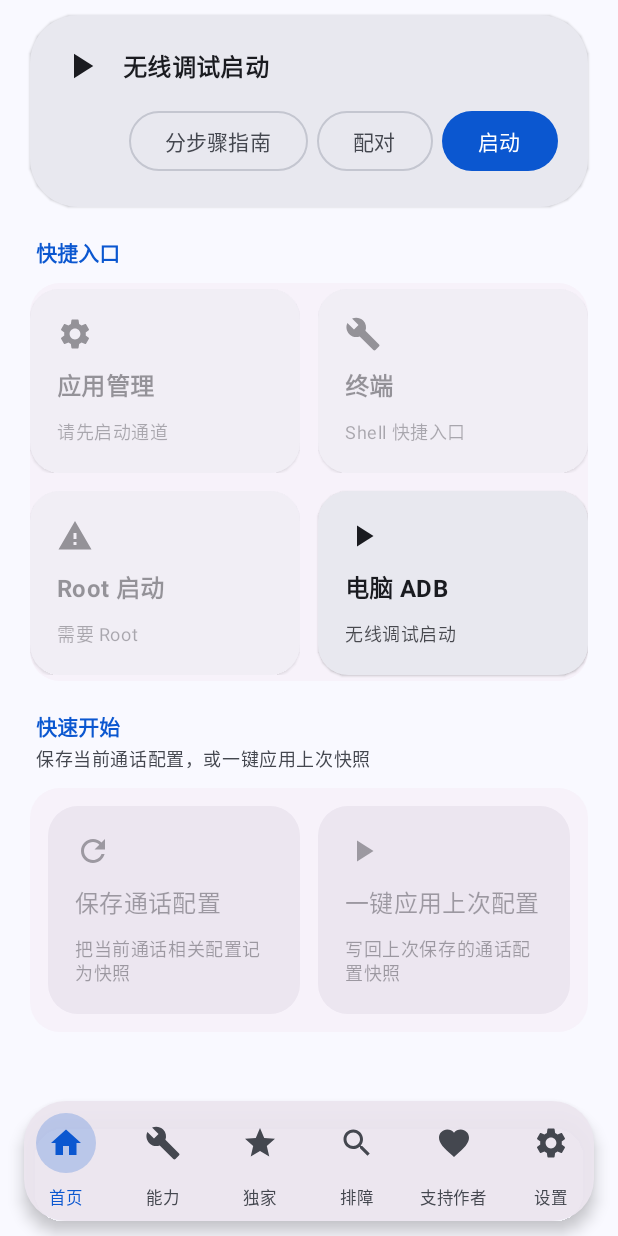
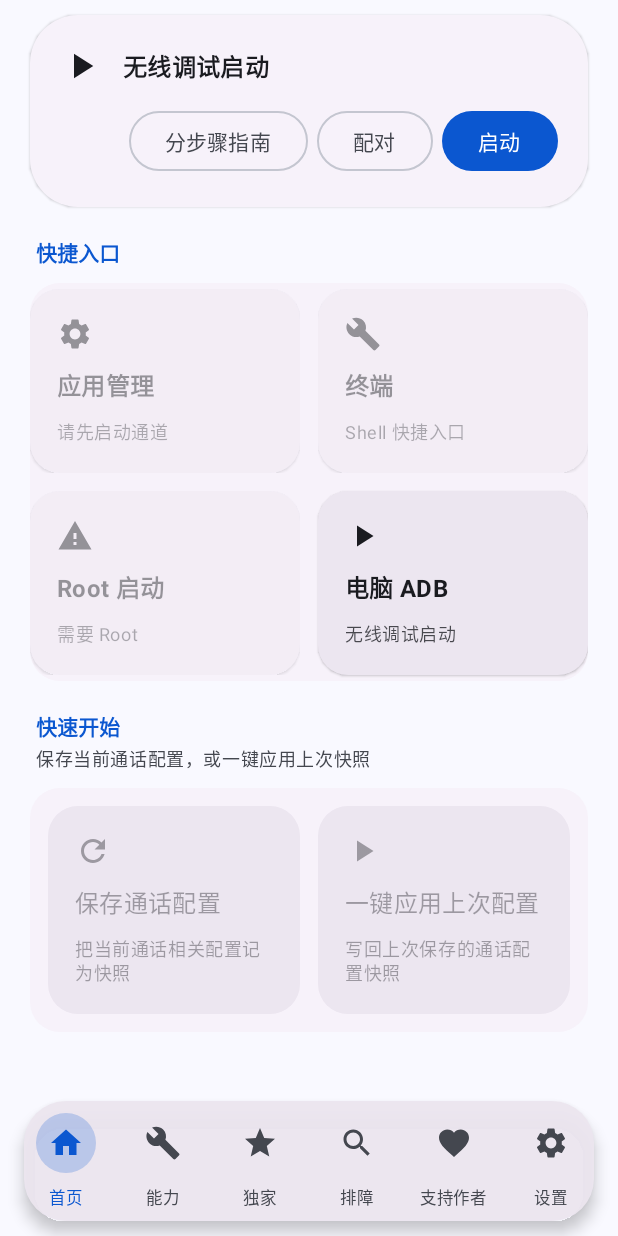
Before and after one commit to asrtroh-netizen/OneIms, an Android app built with Jetpack Compose: the screen it shows after launch (MainActivity), scrolled down 348 dp, on a phone screen of 412 x 824 dp. Run offline under Robolectric (Android 15) with nearby library versions, the phone set to English and light mode, and no system bars; libraries missing offline, so code that uses them is left out: org.lsposed.hiddenapibypass; pictures from the network do not load; 14 statements that could not run were skipped.

Commit message:
fix(onekuku): copy home colors from forked Shizuku sources only
Wire hero/app accents from thedjchi-Shizuku colors.xml and use surfaceContainerLow/High for cards and tiles instead of invented hard colors.

Co-authored-by: Cursor <cursoragent@cursor.com>

```diff
--- a/app/src/main/java/com/oneims/app/ui/OneKukuShizukuStyleHome.kt
+++ b/app/src/main/java/com/oneims/app/ui/OneKukuShizukuStyleHome.kt
@@ -57,14 +57,14 @@ fun OneKukuShizukuStyleStatusHero(
         OneKukuCardState.INACTIVE -> HeroVisual.INACTIVE
     }
     val containerColor = when (hero) {
-        HeroVisual.INACTIVE -> ShizukuHomePalette.heroInactiveBg
-        HeroVisual.ACTIVATING -> ShizukuHomePalette.heroActivatingBg
-        HeroVisual.READY -> ShizukuHomePalette.heroReadyBg
+        HeroVisual.INACTIVE -> ShizukuHomePalette.heroInactiveBg()
+        HeroVisual.ACTIVATING -> ShizukuHomePalette.heroActivatingBg()
+        HeroVisual.READY -> ShizukuHomePalette.heroReadyBg()
     }
     val contentColor = when (hero) {
-        HeroVisual.INACTIVE -> ShizukuHomePalette.heroInactiveFg
-        HeroVisual.ACTIVATING -> ShizukuHomePalette.heroActivatingFg
-        HeroVisual.READY -> ShizukuHomePalette.heroReadyFg
+        HeroVisual.INACTIVE -> ShizukuHomePalette.heroInactiveFg()
+        HeroVisual.ACTIVATING -> ShizukuHomePalette.heroActivatingFg()
+        HeroVisual.READY -> ShizukuHomePalette.heroReadyFg()
     }
     val title = when (hero) {
         HeroVisual.READY -> stringResource(R.string.channel_display_name)
@@ -246,7 +246,7 @@ fun OneKukuWirelessStartCard(
     Surface(
         modifier = Modifier.fillMaxWidth(),
         shape = MaterialTheme.shapes.extraLarge,
-        color = ShizukuHomePalette.tileSurface(),
+        color = ShizukuHomePalette.cardSurface(),
         tonalElevation = 1.dp,
         shadowElevation = 1.dp,
     ) {
@@ -286,10 +286,10 @@ fun OneKukuWirelessStartCard(
                     onClick = onStart,
                     enabled = startEnabled,
                     colors = ButtonDefaults.buttonColors(
-                        containerColor = ShizukuHomePalette.accent,
-                        contentColor = ShizukuHomePalette.onAccent,
-                        disabledContainerColor = ShizukuHomePalette.accent.copy(alpha = 0.38f),
-                        disabledContentColor = ShizukuHomePalette.onAccent.copy(alpha = 0.70f),
+                        containerColor = ShizukuHomePalette.accent(),
+                        contentColor = ShizukuHomePalette.onAccent(),
+                        disabledContainerColor = ShizukuHomePalette.accent().copy(alpha = 0.38f),
+                        disabledContentColor = ShizukuHomePalette.onAccent().copy(alpha = 0.70f),
                     ),
                 ) {
                     Text(stringResource(R.string.onekuku_home_wireless_start))
--- a/app/src/main/java/com/oneims/app/ui/ShizukuHomePalette.kt
+++ b/app/src/main/java/com/oneims/app/ui/ShizukuHomePalette.kt
@@ -3,38 +3,52 @@ package com.oneims.app.ui
 import androidx.compose.material3.MaterialTheme
 import androidx.compose.runtime.Composable
 import androidx.compose.ui.graphics.Color
-import androidx.compose.ui.graphics.luminance
+import androidx.compose.ui.res.colorResource
+import com.oneims.app.R
 
 /**
- * 邻仓 `_forks/thedjchi-Shizuku` 首页色板（硬色）。
- * 用 surface 亮度判断明暗，跟 App 内主题开关一致（不单看系统 isSystemInDarkTheme）。
+ * 严格映射邻仓 Shizuku 本地资源（勿自造色值）。
+ *
+ * 真源：
+ * - `.../values/colors.xml`（hero_* / app_color_*）
+ * - `home_item_container.xml` → `?colorSurfaceContainerLow`
+ * - `bg_action_tile.xml` → `?colorSurfaceContainerHigh`
+ * - `themes.xml` → primary = app_color_light / app_color_dark（由 [Theme] 注入）
  */
 object ShizukuHomePalette {
-    /** Shizuku `app_color_light` / 截图「启动」钮。 */
-    val accent = Color(0xFF0B57D0)
-    val onAccent = Color.White
-
-    val heroInactiveBg = Color(0xFFF9DEDC)
-    val heroInactiveFg = Color(0xFF410E0B)
-    val heroActivatingBg = Color(0xFFD3E3FD)
-    val heroActivatingFg = Color(0xFF041E49)
-    val heroReadyBg = Color(0xFFFFFFFF)
-    val heroReadyFg = Color(0xFF1A1B20)
-
-    private val tileSurfaceLight = Color(0xFFE8E8EF)
-    private val tileSurfaceDark = Color(0xFF2B2930)
-    private val tileContentLight = Color(0xFF1A1B20)
-    private val tileContentDark = Color(0xFFE2E2E9)
+    @Composable
+    fun heroInactiveBg(): Color = colorResource(R.color.shizuku_hero_inactive_bg)
 
     @Composable
-    private fun isDarkUi(): Boolean =
-        MaterialTheme.colorScheme.surface.luminance() < 0.5f
+    fun heroInactiveFg(): Color = colorResource(R.color.shizuku_hero_inactive_fg)
 
     @Composable
-    fun tileSurface(): Color =
-        if (isDarkUi()) tileSurfaceDark else tileSurfaceLight
+    fun heroActivatingBg(): Color = colorResource(R.color.shizuku_hero_activating_bg)
 
     @Composable
-    fun tileContent(): Color =
-        if (isDarkUi()) tileContentDark else tileContentLight
+    fun heroActivatingFg(): Color = colorResource(R.color.shizuku_hero_activating_fg)
+
+    @Composable
+    fun heroReadyBg(): Color = colorResource(R.color.shizuku_hero_ready_bg)
+
+    @Composable
+    fun heroReadyFg(): Color = colorResource(R.color.shizuku_hero_ready_fg)
+
+    /** 对应 themes 的 appColorPrimary（Theme.kt 已写入 colorScheme.primary）。 */
+    @Composable
+    fun accent(): Color = MaterialTheme.colorScheme.primary
+
+    @Composable
+    fun onAccent(): Color = MaterialTheme.colorScheme.onPrimary
+
+    /** home_item_container */
+    @Composable
+    fun cardSurface(): Color = MaterialTheme.colorScheme.surfaceContainerLow
+
+    /** bg_action_tile */
+    @Composable
+    fun tileSurface(): Color = MaterialTheme.colorScheme.surfaceContainerHigh
+
+    @Composable
+    fun tileContent(): Color = MaterialTheme.colorScheme.onSurface
 }
--- /dev/null
+++ b/app/src/main/res/values/shizuku_home_colors.xml
@@ -0,0 +1,13 @@
+<?xml version="1.0" encoding="utf-8"?>
+<!-- 原样摘自 _forks/thedjchi-Shizuku/manager/src/main/res/values/colors.xml，勿擅自改色值。 -->
+<resources>
+    <color name="shizuku_app_color_light">#0B57D0</color>
+    <color name="shizuku_app_color_dark">#A9C7FF</color>
+
+    <color name="shizuku_hero_inactive_bg">#F9DEDC</color>
+    <color name="shizuku_hero_inactive_fg">#410E0B</color>
+    <color name="shizuku_hero_activating_bg">#D3E3FD</color>
+    <color name="shizuku_hero_activating_fg">#041E49</color>
+    <color name="shizuku_hero_ready_bg">#FFFFFF</color>
+    <color name="shizuku_hero_ready_fg">#1A1B20</color>
+</resources>
```
Also changed, not shown: app/src/main/java/com/oneims/app/ui/theme/Theme.kt (+6 -1 lines).
